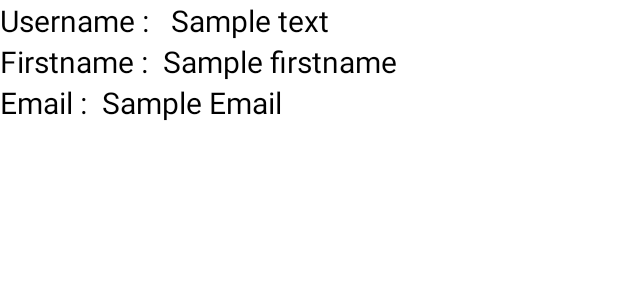
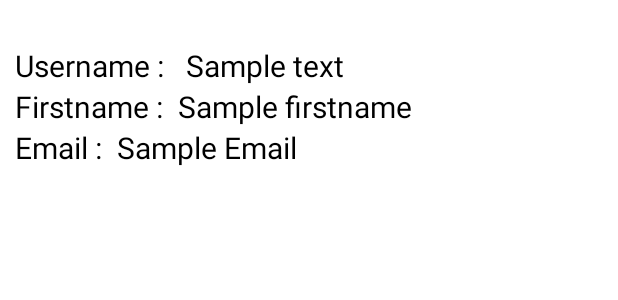
Before and after one commit to KevinAddae/FinalYearTouristApp, an Android app: the layout tourist_single_item.xml on its own in the app's theme, with its tools: preview values and no code run, on a phone screen of 412 x 824 dp. Shown: the top 300 px of the screen. Run offline under Robolectric (Android 15) with nearby library versions, the phone set to English and light mode, and no system bars.

Commit message:
Fixed fragment sending

```diff
--- a/app/src/main/java/com/example/touristapp/Tourist_review_create.kt
+++ b/app/src/main/java/com/example/touristapp/Tourist_review_create.kt
@@ -32,7 +32,6 @@ class Tourist_review_create : Fragment(R.layout.fragment_tourist_review_create)
     lateinit var imageView: ImageView
     val GALLERY_REQUEST = 100
 
-    private var db = TouristDatabase(requireActivity())
     override fun onViewCreated(view: View, savedInstanceState: Bundle?) {
         super.onViewCreated(view, savedInstanceState)
 
@@ -49,6 +48,8 @@ class Tourist_review_create : Fragment(R.layout.fragment_tourist_review_create)
 //                imageView?.setImageBitmap(bitmapImage)
 //            }
 //        }
+
+        var db = activity?.let { TouristDatabase(it) }!!
         imageView = view?.findViewById<ImageView>(R.id.createReview_uploadedPicture)
         val uploadBtn = view?.findViewById<Button>(R.id.createReview_UploadPictureBtn)
 
--- a/app/src/main/java/com/example/touristapp/tourist_review_home.kt
+++ b/app/src/main/java/com/example/touristapp/tourist_review_home.kt
@@ -42,8 +42,7 @@ class tourist_review_home : Fragment(R.layout.fragment_tourist_review_home) {
         var db = activity?.let { TouristDatabase(it) }
 
         //reviews = db!!.getTextReview()
-        reviews = ArrayList()
-        reviews.add(db!!.getImageReview(1))
+        reviews = ArrayList(db!!.getTextReview())
         //reviews = ArrayList()
         //reviews.add(db!!.getReview(1))
 
--- a/app/src/main/res/layout/activity_admin_user_main_menu.xml
+++ b/app/src/main/res/layout/activity_admin_user_main_menu.xml
@@ -7,9 +7,11 @@
     tools:context=".AdminUserMainMenu">
 
     <androidx.recyclerview.widget.RecyclerView
+        android:layout_marginLeft="20dp"
         android:id="@+id/admin_user_recycler"
         android:layout_width="wrap_content"
-        android:layout_height="wrap_content"/>
+        android:layout_height="wrap_content"
+        android:padding="20dp"/>
 
 
 </androidx.constraintlayout.widget.ConstraintLayout>
--- a/app/src/main/res/layout/tourist_single_item.xml
+++ b/app/src/main/res/layout/tourist_single_item.xml
@@ -4,11 +4,14 @@
     android:layout_height="wrap_content">
 
     <LinearLayout
+        android:layout_marginLeft="20dp"
         android:layout_width="wrap_content"
         android:layout_height="wrap_content"
-        android:orientation="vertical">
+        android:orientation="vertical"
+        android:padding="10dp">
 
         <LinearLayout
+            android:layout_marginTop="20dp"
             android:layout_width="wrap_content"
             android:layout_height="wrap_content">
 
@@ -56,7 +59,8 @@
         <LinearLayout
             android:layout_width="wrap_content"
             android:layout_height="wrap_content"
-            android:orientation="horizontal">
+            android:orientation="horizontal"
+            android:layout_marginBottom="10dp">
 
             <TextView
                 android:layout_width="wrap_content"
--- a/app/src/main/res/menu/nav_menu.xml
+++ b/app/src/main/res/menu/nav_menu.xml
@@ -33,11 +33,6 @@
 
     </group>
 
-    <item android:title="Profile">
-
-
-    </item>
-
     <item android:title="Other">
 
         <menu>
```
Also changed, not shown: app/src/main/java/com/example/touristapp/Model/TouristDatabase.kt (+30 -0 lines), app/src/main/java/com/example/touristapp/TouristMemoriesView.kt (+3 -6 lines), app/src/main/java/com/example/touristapp/Tourist_Home.kt (+8 -8 lines), app/src/main/java/com/example/touristapp/display_review.kt (+4 -9 lines).
